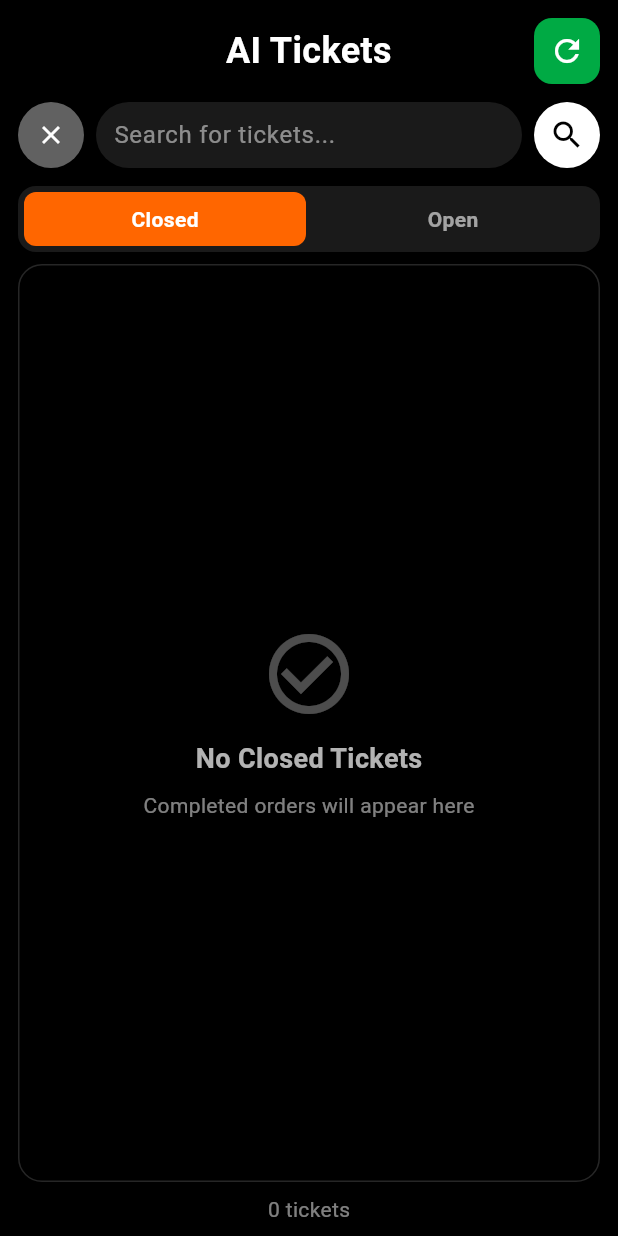
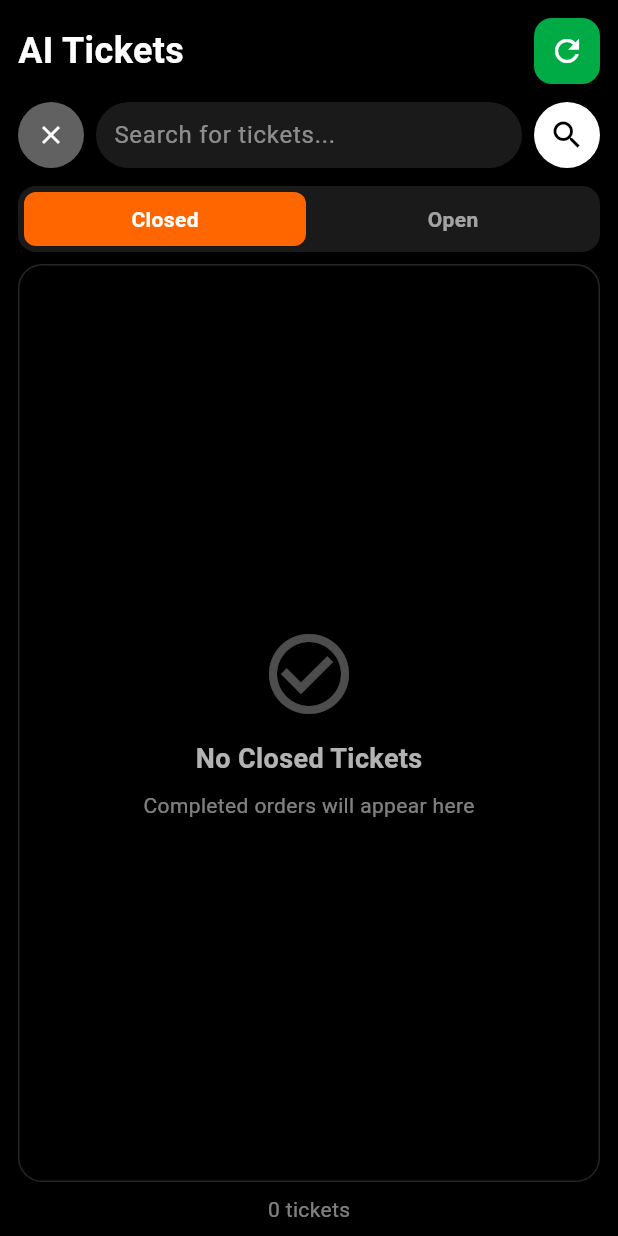
Before and after one commit to DreamCloudClub/millie_ai, a Flutter app: the TicketsPage screen opened directly with empty values, after a tap on the "refresh" icon, after a tap on "Closed", on a phone screen of 412 x 824 dp. Run offline on Flutter 3.47's test engine with Material 3 defaults, Android fonts, the phone set to English and light mode, and no system bars; our stand-ins replace flutter_dotenv, just_audio, shelf, wakelock_plus; missing offline and left inert: flutter_webrtc, porcupine_flutter, record, screen_brightness; network calls fail.

Commit message:
Move AI Tickets title to left side of header

```diff
--- a/lib/pages/tickets_page.dart
+++ b/lib/pages/tickets_page.dart
@@ -819,20 +819,16 @@ class TicketsPageState extends State<TicketsPage> with AutomaticKeepAliveClientM
               padding: const EdgeInsets.all(AppSpacing.md),
               child: Row(
                 children: [
-                  // Spacer for balance (matches refresh button width)
-                  const SizedBox(width: 44),
-                  // Title (centered)
-                  const Expanded(
-                    child: Text(
-                      'AI Tickets',
-                      textAlign: TextAlign.center,
-                      style: TextStyle(
-                        fontSize: 24,
-                        fontWeight: FontWeight.bold,
-                        color: Colors.white,
-                      ),
+                  // Title (left-aligned)
+                  const Text(
+                    'AI Tickets',
+                    style: TextStyle(
+                      fontSize: 24,
+                      fontWeight: FontWeight.bold,
+                      color: Colors.white,
                     ),
                   ),
+                  const Spacer(),
                   // Daily refresh button (green) - clears all tickets
                     GestureDetector(
                       onTap: clearAllTickets,
```
